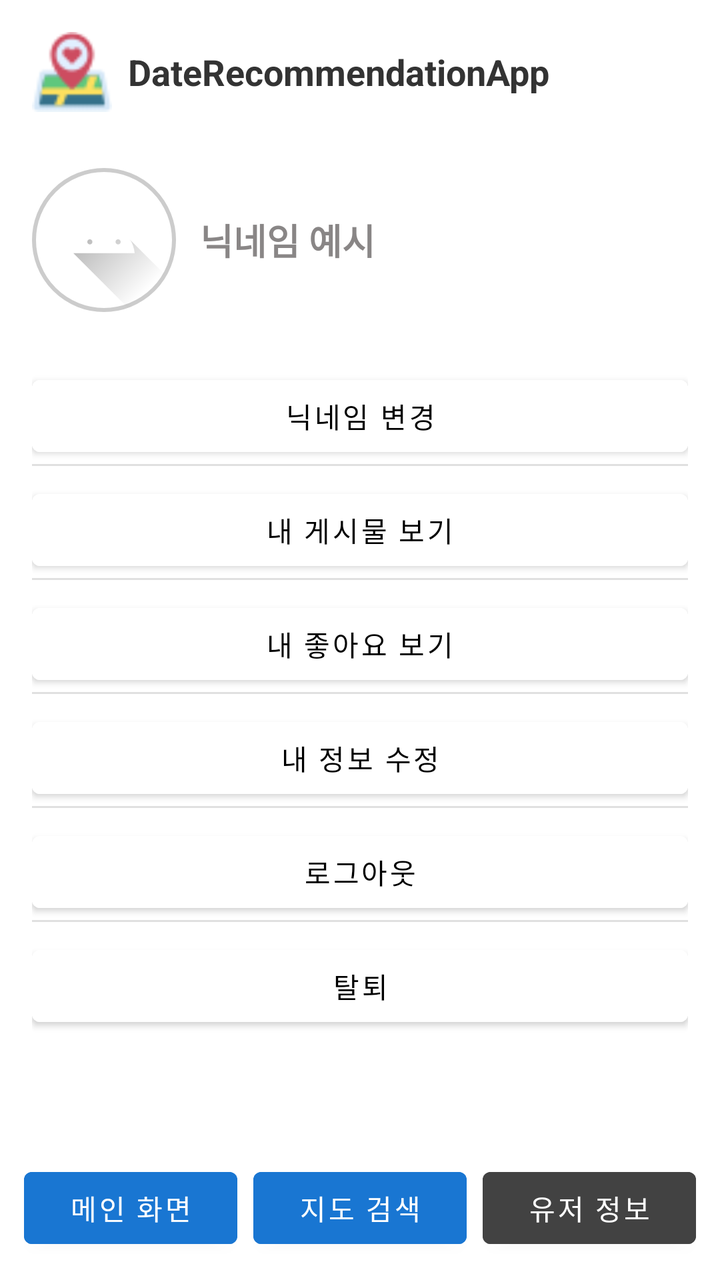
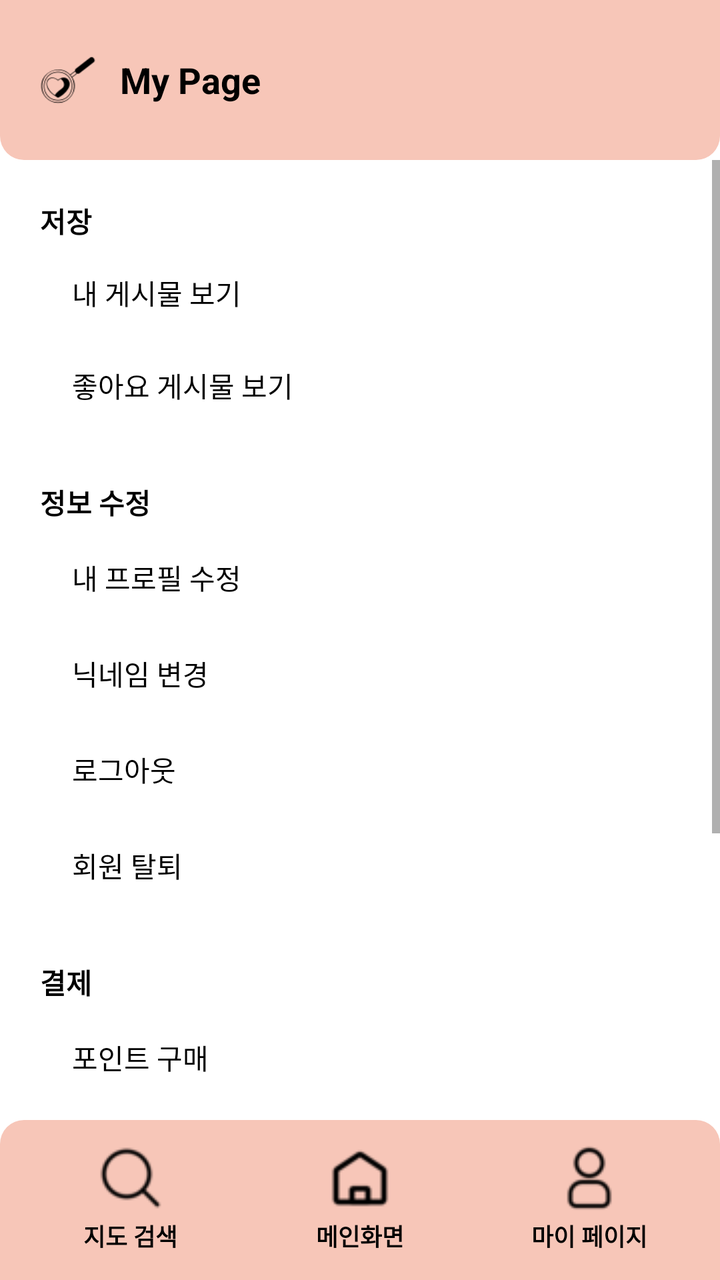

The first picture is an Android layout as it rendered before a commit; the second is the same layout after the commit. The layout source and the unified diff follow.
<!-- AndroidManifest.xml: application theme Theme.DateCourseRecommendApplication -->
<!-- res/layout/activity_user_setup.xml -->
<?xml version="1.0" encoding="utf-8"?>
<androidx.constraintlayout.widget.ConstraintLayout
    xmlns:android="http://schemas.android.com/apk/res/android"
    xmlns:app="http://schemas.android.com/apk/res-auto"
    xmlns:tools="http://schemas.android.com/tools"
    android:id="@+id/userSetupLayout"
    android:layout_width="match_parent"
    android:layout_height="match_parent"
    android:background="#FFFFFF"
    tools:context=".Activity.User.UserSetUpActivity">

    
    <LinearLayout
        android:id="@+id/headerLayout"
        android:layout_width="0dp"
        android:layout_height="wrap_content"
        android:orientation="horizontal"
        android:gravity="center_vertical"
        android:padding="16dp"
        app:layout_constraintTop_toTopOf="parent"
        app:layout_constraintStart_toStartOf="parent"
        app:layout_constraintEnd_toEndOf="parent">

        <ImageView
            android:id="@+id/imgLogo"
            android:layout_width="40dp"
            android:layout_height="40dp"
            android:src="@drawable/app_logo_color"
            android:contentDescription="App Logo"
            android:layout_marginEnd="8dp" />

        <TextView
            android:id="@+id/tvAppTitle"
            android:layout_width="wrap_content"
            android:layout_height="wrap_content"
            android:text="DateRecommendationApp"
            android:textSize="18sp"
            android:textStyle="bold"
            android:textColor="#333333" />
    </LinearLayout>

    
    <LinearLayout
        android:id="@+id/profileLayout"
        android:layout_width="0dp"
        android:layout_height="wrap_content"
        android:orientation="horizontal"
        android:paddingHorizontal="16dp"
        android:paddingVertical="12dp"
        android:gravity="center_vertical"
        app:layout_constraintTop_toBottomOf="@id/headerLayout"
        app:layout_constraintStart_toStartOf="parent"
        app:layout_constraintEnd_toEndOf="parent">

        <ImageView
            android:id="@+id/imgProfile"
            android:layout_width="72dp"
            android:layout_height="72dp"
            android:src="@drawable/ic_launcher_foreground"
            android:contentDescription="User Profile Image"
            android:background="@drawable/profile_border"
            android:scaleType="centerCrop"
            android:layout_marginEnd="12dp"/>

        <TextView
            android:id="@+id/tvNickname"
            android:layout_width="wrap_content"
            android:layout_height="wrap_content"
            android:text="닉네임 예시"
            android:textSize="18sp"
            android:textStyle="bold"
            android:textColor="#898686" />
    </LinearLayout>

    
    <ScrollView
        android:id="@+id/scrollMenu"
        android:layout_width="0dp"
        android:layout_height="0dp"
        android:fillViewport="true"
        app:layout_constraintTop_toBottomOf="@id/profileLayout"
        app:layout_constraintBottom_toBottomOf="parent"
        app:layout_constraintStart_toStartOf="parent"
        app:layout_constraintEnd_toEndOf="parent"
        android:layout_marginBottom="100dp"
        >

        <LinearLayout
            android:layout_width="match_parent"
            android:layout_height="wrap_content"
            android:orientation="vertical"
            android:padding="16dp"
            android:divider="?android:attr/dividerHorizontal"
            android:showDividers="middle">

            <Button
                android:id="@+id/btnChangeNickname"
                android:layout_width="match_parent"
                android:layout_height="wrap_content"
                android:text="닉네임 변경"
                android:backgroundTint="#FFFFFF"
                android:textColor="#000000"/>

            <Button
                android:id="@+id/btnMyPosts"
                android:layout_width="match_parent"
                android:layout_height="wrap_content"
                android:text="내 게시물 보기"
                android:layout_marginTop="8dp"
                android:backgroundTint="#FFFFFF"
                android:textColor="#000000"/>

            <Button
                android:id="@+id/btnMyLikes"
                android:layout_width="match_parent"
                android:layout_height="wrap_content"
                android:text="내 좋아요 보기"
                android:layout_marginTop="8dp"
                android:backgroundTint="#FFFFFF"
                android:textColor="#000000"/>

            <Button
                android:id="@+id/btnMyInfo"
                android:layout_width="match_parent"
                android:layout_height="wrap_content"
                android:text="내 정보 수정"
                android:layout_marginTop="8dp"
                android:backgroundTint="#FFFFFF"
                android:textColor="#000000"/>

            <Button
                android:id="@+id/btnLogout"
                android:layout_width="match_parent"
                android:layout_height="wrap_content"
                android:text="로그아웃"
                android:layout_marginTop="8dp"
                android:backgroundTint="#FFFFFF"
                android:textColor="#000000"/>

            <Button
                android:id="@+id/btnWithdraw"
                android:layout_width="match_parent"
                android:layout_height="wrap_content"
                android:text="탈퇴"
                android:layout_marginTop="8dp"
                android:backgroundTint="#FFFFFF"
                android:textColor="#000000"/>
        </LinearLayout>
    </ScrollView>

    <LinearLayout
        android:id="@+id/navigationLayout"
        android:layout_width="0dp"
        android:layout_height="wrap_content"
        android:orientation="horizontal"
        android:gravity="center"
        android:padding="12dp"
        app:layout_constraintBottom_toBottomOf="parent"
        app:layout_constraintStart_toStartOf="parent"
        app:layout_constraintEnd_toEndOf="parent">

        <Button
            android:id="@+id/btnMainFeed"
            android:layout_width="0dp"
            android:layout_height="wrap_content"
            android:layout_weight="1"
            android:text="메인 화면"
            android:backgroundTint="#1976D2"
            android:textColor="#FFFFFF"/>

        <View
            android:layout_width="8dp"
            android:layout_height="0dp" />

        <Button
            android:id="@+id/btnViewMap"
            android:layout_width="0dp"
            android:layout_height="wrap_content"
            android:layout_weight="1"
            android:text="지도 검색"
            android:backgroundTint="#1976D2"
            android:textColor="#FFFFFF"/>

        <View
            android:layout_width="8dp"
            android:layout_height="0dp" />

        <Button
            android:id="@+id/btnUserInfo"
            android:layout_width="0dp"
            android:layout_height="wrap_content"
            android:layout_weight="1"
            android:text="유저 정보"
            android:backgroundTint="#424242"
            android:textColor="#FFFFFF"/>
    </LinearLayout>

</androidx.constraintlayout.widget.ConstraintLayout>
<!-- resources referenced by this layout -->
<resources>
  <!-- drawable app_logo_color: png bitmap (drawable, 1473 bytes) -->
  <!-- drawable ic_launcher_foreground (drawable) -->
  <vector xmlns:android="http://schemas.android.com/apk/res/android"
      xmlns:aapt="http://schemas.android.com/aapt"
      android:width="108dp"
      android:height="108dp"
      android:viewportWidth="108"
      android:viewportHeight="108">
      <path android:pathData="M31,63.928c0,0 6.4,-11 12.1,-13.1c7.2,-2.6 26,-1.4 26,-1.4l38.1,38.1L107,108.928l-32,-1L31,63.928z">
          <aapt:attr name="android:fillColor">
              <gradient
                  android:endX="85.84757"
                  android:endY="92.4963"
                  android:startX="42.9492"
                  android:startY="49.59793"
                  android:type="linear">
                  <item
                      android:color="#44000000"
                      android:offset="0.0" />
                  <item
                      android:color="#00000000"
                      android:offset="1.0" />
              </gradient>
          </aapt:attr>
      </path>
      <path
          android:fillColor="#FFFFFF"
          android:fillType="nonZero"
          android:pathData="M65.3,45.828l3.8,-6.6c0.2,-0.4 0.1,-0.9 -0.3,-1.1c-0.4,-0.2 -0.9,-0.1 -1.1,0.3l-3.9,6.7c-6.3,-2.8 -13.4,-2.8 -19.7,0l-3.9,-6.7c-0.2,-0.4 -0.7,-0.5 -1.1,-0.3C38.8,38.328 38.7,38.828 38.9,39.228l3.8,6.6C36.2,49.428 31.7,56.028 31,63.928h46C76.3,56.028 71.8,49.428 65.3,45.828zM43.4,57.328c-0.8,0 -1.5,-0.5 -1.8,-1.2c-0.3,-0.7 -0.1,-1.5 0.4,-2.1c0.5,-0.5 1.4,-0.7 2.1,-0.4c0.7,0.3 1.2,1 1.2,1.8C45.3,56.528 44.5,57.328 43.4,57.328L43.4,57.328zM64.6,57.328c-0.8,0 -1.5,-0.5 -1.8,-1.2s-0.1,-1.5 0.4,-2.1c0.5,-0.5 1.4,-0.7 2.1,-0.4c0.7,0.3 1.2,1 1.2,1.8C66.5,56.528 65.6,57.328 64.6,57.328L64.6,57.328z"
          android:strokeWidth="1"
          android:strokeColor="#00000000" />
  </vector>
  <!-- drawable profile_border (drawable) -->
  <?xml version="1.0" encoding="utf-8"?>
  <shape xmlns:android="http://schemas.android.com/apk/res/android"
      android:shape="oval">
      <solid android:color="#FFFFFF" />
      <stroke
          android:width="2dp"
          android:color="#CCCCCC" />
  </shape>
  <style name="Theme.DateCourseRecommendApplication" parent="Theme.MaterialComponents.DayNight.NoActionBar">
      
  
      
      <item name="colorPrimary">@color/purple_500</item>
      <item name="colorPrimaryVariant">@color/purple_700</item>
      <item name="colorOnPrimary">@color/white</item>
      
      <item name="colorSecondary">@color/teal_200</item>
      <item name="colorSecondaryVariant">@color/teal_700</item>
      <item name="colorOnSecondary">@color/black</item>
      
      <item name="android:statusBarColor">?attr/colorPrimaryVariant</item>
      
  </style>
  <color name="purple_500">#FF6200EE</color>
  <color name="purple_700">#FF3700B3</color>
  <color name="white">#FFFFFFFF</color>
  <color name="teal_200">#FF03DAC5</color>
  <color name="teal_700">#FF018786</color>
  <color name="black">#FF000000</color>
</resources>

<!-- the commit's change to res/layout/activity_user_setup.xml (unified diff, before → after) -->
@@ -2,197 +2,281 @@
 <androidx.constraintlayout.widget.ConstraintLayout
     xmlns:android="http://schemas.android.com/apk/res/android"
     xmlns:app="http://schemas.android.com/apk/res-auto"
-    xmlns:tools="http://schemas.android.com/tools"
-    android:id="@+id/userSetupLayout"
     android:layout_width="match_parent"
     android:layout_height="match_parent"
-    android:background="#FFFFFF"
-    tools:context=".Activity.User.UserSetUpActivity">
+    android:background="#FFFFFF">
 
     
     <LinearLayout
-        android:id="@+id/headerLayout"
+        android:id="@+id/topBar"
         android:layout_width="0dp"
-        android:layout_height="wrap_content"
+        android:layout_height="80dp"
         android:orientation="horizontal"
         android:gravity="center_vertical"
-        android:padding="16dp"
+        android:paddingStart="20dp"
+        android:background="@drawable/bg_top_bar"
         app:layout_constraintTop_toTopOf="parent"
         app:layout_constraintStart_toStartOf="parent"
         app:layout_constraintEnd_toEndOf="parent">
 
         <ImageView
-            android:id="@+id/imgLogo"
-            android:layout_width="40dp"
-            android:layout_height="40dp"
-            android:src="@drawable/app_logo_color"
-            android:contentDescription="App Logo"
-            android:layout_marginEnd="8dp" />
+            android:layout_width="28dp"
+            android:layout_height="28dp"
+            android:src="@drawable/app_icon_64px"
+            android:contentDescription="app logo"/>
 
         <TextView
-            android:id="@+id/tvAppTitle"
-            android:layout_width="wrap_content"
-            android:layout_height="wrap_content"
-            android:text="DateRecommendationApp"
+            android:layout_marginStart="12dp"
+            android:text="My Page"
             android:textSize="18sp"
             android:textStyle="bold"
-            android:textColor="#333333" />
+            android:textColor="#000000"
+            android:layout_width="wrap_content"
+            android:layout_height="wrap_content"/>
     </LinearLayout>
+
+    
+    <ScrollView
+        android:id="@+id/scrollArea"
+        android:layout_width="0dp"
+        android:layout_height="0dp"
+        app:layout_constraintTop_toBottomOf="@id/topBar"
+        app:layout_constraintBottom_toTopOf="@id/bottomBar"
+        app:layout_constraintStart_toStartOf="parent"
+        app:layout_constraintEnd_toEndOf="parent">
+
+        <LinearLayout
+            android:layout_width="match_parent"
+            android:layout_height="wrap_content"
+            android:orientation="vertical"
+            android:padding="20dp">
+
+            
+            <TextView
+                android:layout_width="wrap_content"
+                android:layout_height="24dp"
+                android:text="저장"
+                android:textStyle="bold"
+                android:textSize="14sp"
+                android:textColor="#000000"/>
+
+            <TextView
+                android:layout_width="wrap_content"
+                android:layout_height="wrap_content"
+                android:id="@+id/btnMyPosts"
+                android:clickable="true"
+                android:focusable="true"
+                android:text="내 게시물 보기"
+                style="@style/FlatButton"
+                android:layout_marginStart="16dp"/>
+
+            <TextView
+                android:layout_width="wrap_content"
+                android:layout_height="48dp"
+                android:id="@+id/btnMyLikes"
+                android:clickable="true"
+                android:focusable="true"
+                android:text="좋아요 게시물 보기"
+                style="@style/FlatButton"
+                android:layout_marginStart="16dp"/>
+
+            
+            <TextView
+                android:layout_width="wrap_content"
+                android:layout_height="24dp"
+                android:layout_marginTop="24dp"
+                android:text="정보 수정"
+                android:textStyle="bold"
+                android:textSize="14sp"
+                android:textColor="#000000"/>
+
+            <TextView
+                android:layout_width="wrap_content"
+                android:layout_height="48dp"
+                android:id="@+id/btnMyInfo"
+                android:clickable="true"
+                android:focusable="true"
+                android:text="내 프로필 수정"
+                style="@style/FlatButton"
+                android:layout_marginStart="16dp"/>
+
+            <TextView
+                android:layout_width="wrap_content"
+                android:layout_height="48dp"
+                android:id="@+id/btnChangeNickname"
+                android:clickable="true"
+                android:focusable="true"
+                android:text="닉네임 변경"
+                style="@style/FlatButton"
+                android:layout_marginStart="16dp"/>
+
+            <TextView
+                android:layout_width="wrap_content"
+                android:layout_height="48dp"
+                android:id="@+id/btnLogout"
+                android:clickable="true"
+                android:focusable="true"
+                android:text="로그아웃"
+                style="@style/FlatButton"
+                android:layout_marginStart="16dp"/>
+
+            <TextView
+                android:layout_width="wrap_content"
+                android:layout_height="48dp"
+                android:id="@+id/btnWithdraw"
+                android:clickable="true"
+                android:focusable="true"
+                android:text="회원 탈퇴"
+                style="@style/FlatButton"
+                android:layout_marginStart="16dp"/>
+
+            
+            <TextView
+                android:layout_width="wrap_content"
+                android:layout_height="24dp"
+                android:layout_marginTop="24dp"
+                android:text="결제"
+                android:textStyle="bold"
+                android:textSize="14sp"
+                android:textColor="#000000"/>
+
+            <TextView
+                android:layout_width="wrap_content"
+                android:layout_height="48dp"
+                android:id="@+id/btn_buy_point"
+                android:clickable="true"
+                android:focusable="true"
+                android:text="포인트 구매"
+                style="@style/FlatButton"
+                android:layout_marginStart="16dp"/>
+
+            
+            <TextView
+                android:layout_width="wrap_content"
+                android:layout_height="24dp"
+                android:layout_marginTop="24dp"
+                android:text="문의 사항"
+                android:textStyle="bold"
+                android:textSize="14sp"
+                android:textColor="#000000"/>
+
+            <TextView
+                android:layout_width="wrap_content"
+                android:layout_height="48dp"
+                android:text="버그 문의"
+                style="@style/FlatButton"
+                android:layout_marginStart="16dp"/>
+
+            <TextView
+                android:layout_width="wrap_content"
+                android:layout_height="48dp"
+                android:text="결제 문의"
+                style="@style/FlatButton"
+                android:layout_marginStart="16dp"/>
+
+            <TextView
+                android:layout_width="wrap_content"
+                android:layout_height="48dp"
+                android:text="광고 문의"
+                style="@style/FlatButton"
+                android:layout_marginStart="16dp"/>
+
+        </LinearLayout>
+    </ScrollView>
 
     
     <LinearLayout
-        android:id="@+id/profileLayout"
+        android:id="@+id/bottomBar"
         android:layout_width="0dp"
-        android:layout_height="wrap_content"
+        android:layout_height="80dp"
         android:orientation="horizontal"
-        android:paddingHorizontal="16dp"
-        android:paddingVertical="12dp"
-        android:gravity="center_vertical"
-        app:layout_constraintTop_toBottomOf="@id/headerLayout"
-        app:layout_constraintStart_toStartOf="parent"
-        app:layout_constraintEnd_toEndOf="parent">
-
-        <ImageView
-            android:id="@+id/imgProfile"
-            android:layout_width="72dp"
-            android:layout_height="72dp"
-            android:src="@drawable/ic_launcher_foreground"
-            android:contentDescription="User Profile Image"
-            android:background="@drawable/profile_border"
-            android:scaleType="centerCrop"
-            android:layout_marginEnd="12dp"/>
-
-        <TextView
-            android:id="@+id/tvNickname"
-            android:layout_width="wrap_content"
-            android:layout_height="wrap_content"
-            android:text="닉네임 예시"
-            android:textSize="18sp"
-            android:textStyle="bold"
-            android:textColor="#898686" />
-    </LinearLayout>
-
-    
-    <ScrollView
-        android:id="@+id/scrollMenu"
-        android:layout_width="0dp"
-        android:layout_height="0dp"
-        android:fillViewport="true"
-        app:layout_constraintTop_toBottomOf="@id/profileLayout"
-        app:layout_constraintBottom_toBottomOf="parent"
-        app:layout_constraintStart_toStartOf="parent"
-        app:layout_constraintEnd_toEndOf="parent"
-        android:layout_marginBottom="100dp"
-        >
-
-        <LinearLayout
-            android:layout_width="match_parent"
-            android:layout_height="wrap_content"
-            android:orientation="vertical"
-            android:padding="16dp"
-            android:divider="?android:attr/dividerHorizontal"
-            android:showDividers="middle">
-
-            <Button
-                android:id="@+id/btnChangeNickname"
-                android:layout_width="match_parent"
-                android:layout_height="wrap_content"
-                android:text="닉네임 변경"
-                android:backgroundTint="#FFFFFF"
-                android:textColor="#000000"/>
-
-            <Button
-                android:id="@+id/btnMyPosts"
-                android:layout_width="match_parent"
-                android:layout_height="wrap_content"
-                android:text="내 게시물 보기"
-                android:layout_marginTop="8dp"
-                android:backgroundTint="#FFFFFF"
-                android:textColor="#000000"/>
-
-            <Button
-                android:id="@+id/btnMyLikes"
-                android:layout_width="match_parent"
-                android:layout_height="wrap_content"
-                android:text="내 좋아요 보기"
-                android:layout_marginTop="8dp"
-                android:backgroundTint="#FFFFFF"
-                android:textColor="#000000"/>
-
-            <Button
-                android:id="@+id/btnMyInfo"
-                android:layout_width="match_parent"
-                android:layout_height="wrap_content"
-                android:text="내 정보 수정"
-                android:layout_marginTop="8dp"
-                android:backgroundTint="#FFFFFF"
-                android:textColor="#000000"/>
-
-            <Button
-                android:id="@+id/btnLogout"
-                android:layout_width="match_parent"
-                android:layout_height="wrap_content"
-                android:text="로그아웃"
-                android:layout_marginTop="8dp"
-                android:backgroundTint="#FFFFFF"
-                android:textColor="#000000"/>
-
-            <Button
-                android:id="@+id/btnWithdraw"
-                android:layout_width="match_parent"
-                android:layout_height="wrap_content"
-                android:text="탈퇴"
-                android:layout_marginTop="8dp"
-                android:backgroundTint="#FFFFFF"
-                android:textColor="#000000"/>
-        </LinearLayout>
-    </ScrollView>
-
-    <LinearLayout
-        android:id="@+id/navigationLayout"
-        android:layout_width="0dp"
-        android:layout_height="wrap_content"
-        android:orientation="horizontal"
+        android:background="@drawable/bg_bottom_bar"
         android:gravity="center"
-        android:padding="12dp"
+        android:padding="8dp"
         app:layout_constraintBottom_toBottomOf="parent"
         app:layout_constraintStart_toStartOf="parent"
         app:layout_constraintEnd_toEndOf="parent">
 
-        <Button
-            android:id="@+id/btnMainFeed"
+        <LinearLayout
+            android:layout_weight="1"
+            android:gravity="center"
+            android:orientation="vertical"
             android:layout_width="0dp"
-            android:layout_height="wrap_content"
+            android:layout_height="wrap_content">
+
+            <ImageButton
+                android:id="@+id/btnViewMap"
+                android:layout_width="32dp"
+                android:layout_height="32dp"
+                android:clickable="true"
+                android:focusable="true"
+                android:background="?attr/selectableItemBackgroundBorderless"
+                android:src="@drawable/search_icon_32px"/>
+
+            <TextView
+                android:layout_width="wrap_content"
+                android:layout_height="wrap_content"
+                android:text="지도 검색"
+                android:textStyle="bold"
+                android:textColor="#000000"
+                android:textSize="12sp"
+                android:layout_marginTop="4dp"
+                />
+        </LinearLayout>
+
+        <LinearLayout
             android:layout_weight="1"
-            android:text="메인 화면"
-            android:backgroundTint="#1976D2"
-            android:textColor="#FFFFFF"/>
-
-        <View
-            android:layout_width="8dp"
-            android:layout_height="0dp" />
-
-        <Button
-            android:id="@+id/btnViewMap"
+            android:gravity="center"
+            android:orientation="vertical"
             android:layout_width="0dp"
-            android:layout_height="wrap_content"
+            android:layout_height="wrap_content">
+
+            <ImageButton
+                android:id="@+id/btnMainFeed"
+                android:layout_width="32dp"
+                android:layout_height="32dp"
+                android:clickable="true"
+                android:focusable="true"
+                android:background="?attr/selectableItemBackgroundBorderless"
+                android:src="@drawable/home_icon_32px"/>
+
+            <TextView
+                android:layout_width="wrap_content"
+                android:layout_height="wrap_content"
+                android:text="메인화면"
+                android:textStyle="bold"
+                android:textColor="#000000"
+                android:textSize="12sp"
+                android:layout_marginTop="4dp"
+                />
+        </LinearLayout>
+
+        <LinearLayout
             android:layout_weight="1"
-            android:text="지도 검색"
-            android:backgroundTint="#1976D2"
-            android:textColor="#FFFFFF"/>
-
-        <View
-            android:layout_width="8dp"
-            android:layout_height="0dp" />
-
-        <Button
-            android:id="@+id/btnUserInfo"
+            android:gravity="center"
+            android:orientation="vertical"
             android:layout_width="0dp"
-            android:layout_height="wrap_content"
-            android:layout_weight="1"
-            android:text="유저 정보"
-            android:backgroundTint="#424242"
-            android:textColor="#FFFFFF"/>
+            android:layout_height="wrap_content">
+
+            <ImageButton
+                android:id="@+id/btnUserInfo"
+                android:layout_width="32dp"
+                android:layout_height="32dp"
+                android:clickable="true"
+                android:focusable="true"
+                android:background="?attr/selectableItemBackgroundBorderless"
+                android:src="@drawable/user_icon_32px"/>
+
+            <TextView
+                android:layout_width="wrap_content"
+                android:layout_height="wrap_content"
+                android:text="마이 페이지"
+                android:textStyle="bold"
+                android:textColor="#000000"
+                android:textSize="12sp"
+                android:layout_marginTop="4dp"
+                />
+        </LinearLayout>
     </LinearLayout>
 
 </androidx.constraintlayout.widget.ConstraintLayout>
<!-- resource entries referenced after the edit -->
@@ -1,66 +1,72 @@
 <!-- resources referenced by this layout -->
 <resources>
-  <!-- drawable app_logo_color: png bitmap (drawable, 1473 bytes) -->
-  <!-- drawable ic_launcher_foreground (drawable) -->
-  <vector xmlns:android="http://schemas.android.com/apk/res/android"
-      xmlns:aapt="http://schemas.android.com/aapt"
-      android:width="108dp"
-      android:height="108dp"
-      android:viewportWidth="108"
-      android:viewportHeight="108">
-      <path android:pathData="M31,63.928c0,0 6.4,-11 12.1,-13.1c7.2,-2.6 26,-1.4 26,-1.4l38.1,38.1L107,108.928l-32,-1L31,63.928z">
-          <aapt:attr name="android:fillColor">
-              <gradient
-                  android:endX="85.84757"
-                  android:endY="92.4963"
-                  android:startX="42.9492"
-                  android:startY="49.59793"
-                  android:type="linear">
-                  <item
-                      android:color="#44000000"
-                      android:offset="0.0" />
-                  <item
-                      android:color="#00000000"
-                      android:offset="1.0" />
-              </gradient>
-          </aapt:attr>
-      </path>
-      <path
-          android:fillColor="#FFFFFF"
-          android:fillType="nonZero"
-          android:pathData="M65.3,45.828l3.8,-6.6c0.2,-0.4 0.1,-0.9 -0.3,-1.1c-0.4,-0.2 -0.9,-0.1 -1.1,0.3l-3.9,6.7c-6.3,-2.8 -13.4,-2.8 -19.7,0l-3.9,-6.7c-0.2,-0.4 -0.7,-0.5 -1.1,-0.3C38.8,38.328 38.7,38.828 38.9,39.228l3.8,6.6C36.2,49.428 31.7,56.028 31,63.928h46C76.3,56.028 71.8,49.428 65.3,45.828zM43.4,57.328c-0.8,0 -1.5,-0.5 -1.8,-1.2c-0.3,-0.7 -0.1,-1.5 0.4,-2.1c0.5,-0.5 1.4,-0.7 2.1,-0.4c0.7,0.3 1.2,1 1.2,1.8C45.3,56.528 44.5,57.328 43.4,57.328L43.4,57.328zM64.6,57.328c-0.8,0 -1.5,-0.5 -1.8,-1.2s-0.1,-1.5 0.4,-2.1c0.5,-0.5 1.4,-0.7 2.1,-0.4c0.7,0.3 1.2,1 1.2,1.8C66.5,56.528 65.6,57.328 64.6,57.328L64.6,57.328z"
-          android:strokeWidth="1"
-          android:strokeColor="#00000000" />
-  </vector>
-  <!-- drawable profile_border (drawable) -->
+  <!-- drawable app_icon_64px: png bitmap (drawable, 1844 bytes) -->
+  <!-- drawable bg_bottom_bar (drawable) -->
+  <?xml version="1.0" encoding="utf-8"?>
+  <shape xmlns:android="http://schemas.android.com/apk/res/android">
+      <solid android:color="#F7C6B8"/>
+      <corners
+          android:topLeftRadius="12dp"
+          android:topRightRadius="12dp"/>
+  </shape>
+  <!-- drawable bg_top_bar (drawable) -->
   <?xml version="1.0" encoding="utf-8"?>
   <shape xmlns:android="http://schemas.android.com/apk/res/android"
-      android:shape="oval">
-      <solid android:color="#FFFFFF" />
-      <stroke
-          android:width="2dp"
-          android:color="#CCCCCC" />
-  </shape>
-  <style name="Theme.DateCourseRecommendApplication" parent="Theme.MaterialComponents.DayNight.NoActionBar">
-      
+      android:shape="rectangle">
   
       
-      <item name="colorPrimary">@color/purple_500</item>
-      <item name="colorPrimaryVariant">@color/purple_700</item>
-      <item name="colorOnPrimary">@color/white</item>
+      <solid android:color="#F7C6B8"/>
+  
       
-      <item name="colorSecondary">@color/teal_200</item>
-      <item name="colorSecondaryVariant">@color/teal_700</item>
-      <item name="colorOnSecondary">@color/black</item>
-      
-      <item name="android:statusBarColor">?attr/colorPrimaryVariant</item>
-      
-  </style>
+      <corners
+          android:bottomLeftRadius="12dp"
+          android:bottomRightRadius="12dp"
+          android:topLeftRadius="0dp"
+          android:topRightRadius="0dp"/>
+  </shape>
+  <!-- drawable home_icon_32px: png bitmap (drawable, 750 bytes) -->
+  <!-- drawable search_icon_32px: png bitmap (drawable, 849 bytes) -->
+  <!-- drawable user_icon_32px: png bitmap (drawable, 891 bytes) -->
+  <style name="FlatButton">
+          <item name="android:backgroundTint">@null</item>
+          <item name="android:background">@drawable/bg_rounded_white_button</item>
+          <item name="android:textColor">#000000</item>
+          <item name="android:gravity">start|center_vertical</item>
+          <item name="android:paddingTop">12dp</item>
+          <item name="android:paddingBottom">12dp</item>
+      </style>
+  <style name="Theme.DateCourseRecommendApplication" parent="Theme.MaterialComponents.Light.NoActionBar">
+  
+          <item name="colorPrimary">@color/purple_500</item>
+          <item name="colorPrimaryVariant">@color/purple_700</item>
+          <item name="colorOnPrimary">@color/white</item>
+  
+          <item name="colorSecondary">@color/teal_200</item>
+          <item name="colorSecondaryVariant">@color/teal_700</item>
+          <item name="colorOnSecondary">@color/black</item>
+  
+          <item name="android:statusBarColor">@color/top_bar_bg</item>
+          <item name="android:windowLightStatusBar">true</item>
+  
+      </style>
+  <!-- drawable bg_rounded_white_button (drawable) -->
+  <?xml version="1.0" encoding="utf-8"?>
+  <ripple xmlns:android="http://schemas.android.com/apk/res/android"
+      android:color="#D3D3D3">
+      <item>
+          <shape
+              android:shape="rectangle">
+              <solid android:color="@color/white"/>
+              <corners android:radius="12dp"/> </shape>
+      </item>
+  
+  </ripple>
   <color name="purple_500">#FF6200EE</color>
   <color name="purple_700">#FF3700B3</color>
   <color name="white">#FFFFFFFF</color>
   <color name="teal_200">#FF03DAC5</color>
   <color name="teal_700">#FF018786</color>
   <color name="black">#FF000000</color>
+  <color name="top_bar_bg">#F7C6B8</color>
 </resources>
 
